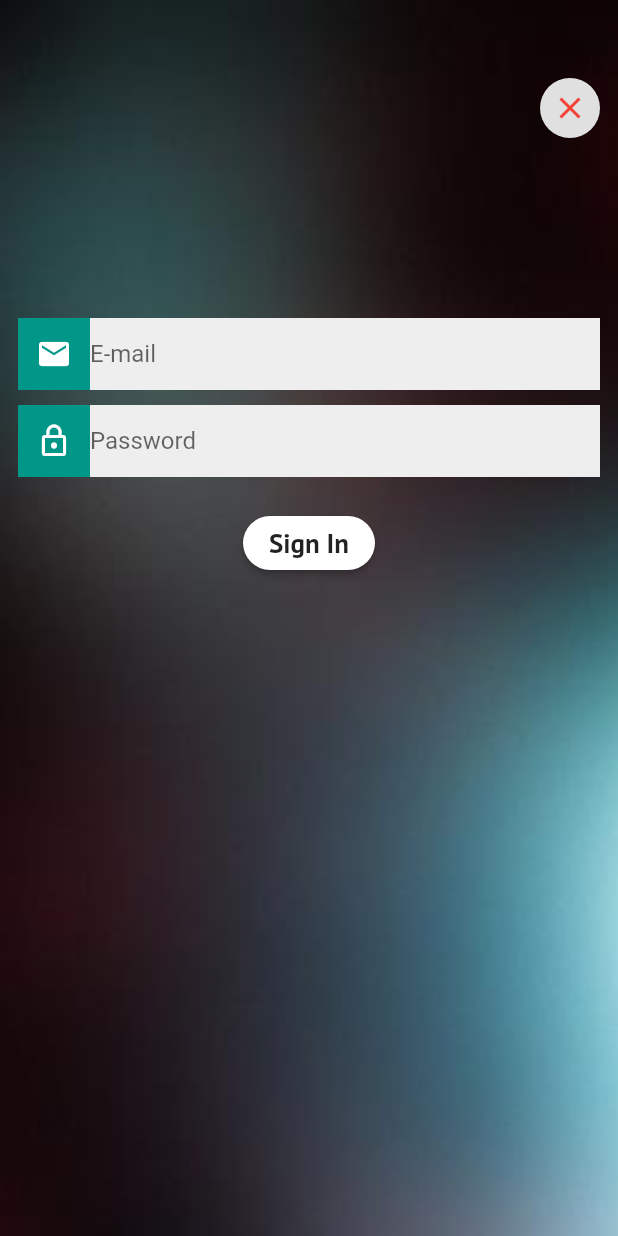
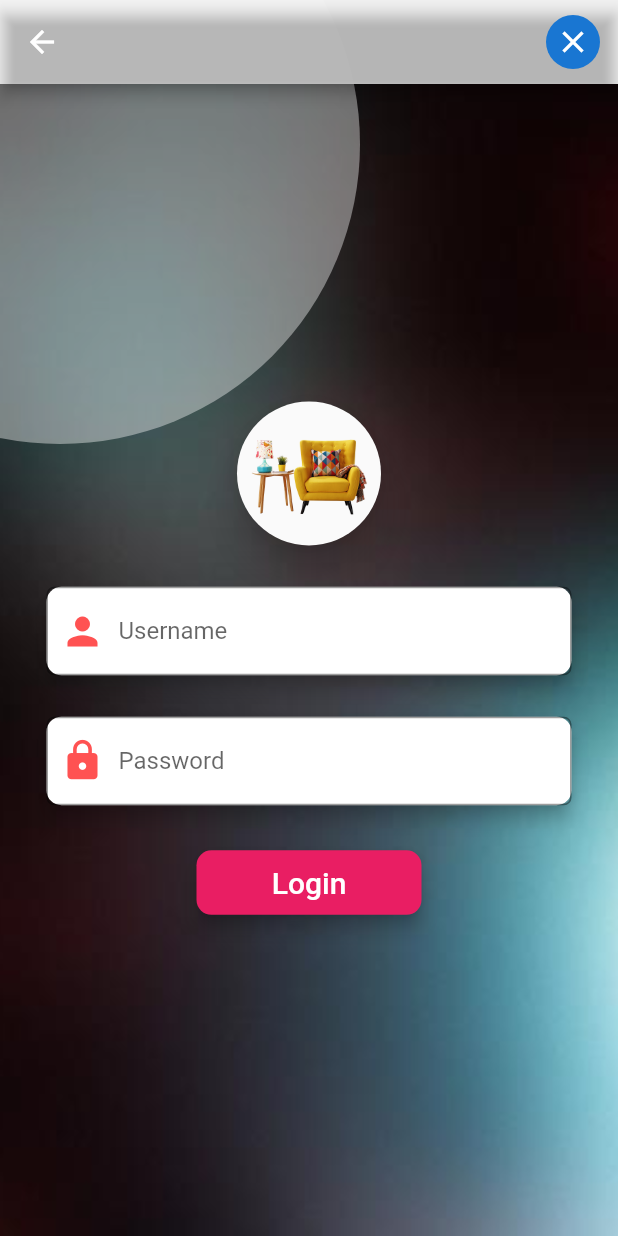
Before and after one commit to ishaileshmishra/flutter-ecommerce-app, a Flutter app: the LoginScreen screen opened directly, on a phone screen of 412 x 824 dp. Run offline on Flutter 3.47's test engine with Material 2 defaults, Android fonts, the phone set to English and light mode, and no system bars; our stand-ins replace flutter_rating_bar, google_fonts.

Commit message:
login ui complete

```diff
--- /dev/null
+++ b/lib/src/utils/custom_input_field.dart
@@ -0,0 +1,36 @@
+import 'package:flutter/material.dart';
+
+class CustomInputField extends StatelessWidget {
+  final Icon fieldIcon;
+  final String hintText;
+
+  CustomInputField(this.fieldIcon, this.hintText);
+
+  @override
+  Widget build(BuildContext context) {
+    return Container(
+      width: 350,
+      //height: 50,
+      child: Material(
+        elevation: 5.0,
+        borderRadius: BorderRadius.all(Radius.circular(10.0)),
+        color: Colors.white,
+        child: Container(
+          child: TextFormField(
+            decoration: InputDecoration(
+              hintText: hintText,
+              prefixIcon: fieldIcon,
+              border: OutlineInputBorder(
+                borderRadius: BorderRadius.circular(5.0),
+                borderSide: BorderSide(
+                  color: Colors.amber,
+                  style: BorderStyle.solid,
+                ),
+              ),
+            ),
+          ),
+        ),
+      ),
+    );
+  }
+}
--- a/lib/src/view/login_page.dart
+++ /dev/null
@@ -1,13 +0,0 @@
-import 'package:flutter/material.dart';
-
-class LoginScreen extends StatefulWidget {
-  @override
-  _LoginScreenState createState() => _LoginScreenState();
-}
-
-class _LoginScreenState extends State<LoginScreen> {
-  @override
-  Widget build(BuildContext context) {
-    return Container();
-  }
-}
--- a/lib/src/view/login_screen.dart
+++ b/lib/src/view/login_screen.dart
@@ -1,7 +1,7 @@
 import 'package:flutter/cupertino.dart';
 import 'package:flutter/material.dart';
 import 'package:flutter/widgets.dart';
-import 'package:jin_ecomm/src/utils/text_util.dart';
+import 'package:jin_ecomm/src/utils/custom_input_field.dart';
 
 class LoginScreen extends StatefulWidget {
   @override
@@ -11,140 +11,100 @@ class LoginScreen extends StatefulWidget {
 class _LoginScreenState extends State<LoginScreen> {
   @override
   Widget build(BuildContext context) {
+    final deviceHeight = MediaQuery.of(context).size.height;
+    final deviceWidth = MediaQuery.of(context).size.width;
+
     return Scaffold(
-      /*appBar: AppBar(
-        title: Text("Login", style: mediumText,),
+      appBar: AppBar(
         backgroundColor: Colors.transparent,
-        elevation: 0.0,
-        centerTitle: true,
-        leading: Padding(
-          padding: EdgeInsets.only(left: 10),
+        actions: [
+          Padding(
+            padding: EdgeInsets.all(10),
             child: CircleAvatar(
-            backgroundColor: Colors.teal,
-            child: Icon(
-                Icons.arrow_back_ios
+              child: Icon(Icons.close),
             ),
+          )
+        ],
       ),
-        ),
-      ),*/
       body: Container(
-          child: Container(
-        alignment: Alignment.center,
-        padding: EdgeInsets.all(12),
+        height: deviceHeight,
+        width: deviceWidth,
         decoration: BoxDecoration(
           image: DecorationImage(
             image: AssetImage("assets/images/wall.jpg"),
             fit: BoxFit.cover,
           ),
         ),
-        //child: buildCloseContainer(context),
-
+        child: Stack(
+          children: <Widget>[
+            Align(
+              alignment: Alignment.bottomRight,
+              widthFactor: 0.6,
+              heightFactor: 0.6,
+              child: Material(
+                borderRadius: BorderRadius.all(Radius.circular(200)),
+                color: Color.fromRGBO(255, 255, 255, 0.4),
+                child: Container(
+                  width: 400,
+                  height: 400,
+                ),
+              ),
+            ),
+            Center(
+              child: Container(
+                width: 500,
+                height: 400,
                 child: Column(
-          //mainAxisAlignment: MainAxisAlignment.spaceAround,
-          children: [
-            buildCloseContainer(context),
-            SizedBox(
-              height: 120,
+                  mainAxisAlignment: MainAxisAlignment.spaceEvenly,
+                  children: <Widget>[
+                    Material(
+                        elevation: 10.0,
+                        borderRadius: BorderRadius.all(Radius.circular(50.0)),
+                        child: Padding(
+                          padding: const EdgeInsets.all(8.0),
+                          child: Image.asset(
+                            'assets/images/sofa.png',
+                            width: 80,
+                            height: 80,
                           ),
-            TextFormField(
-              keyboardType: TextInputType.text,
-              autofocus: false,
-              style: new TextStyle(
-                  fontWeight: FontWeight.normal, color: Colors.white),
-              decoration: new InputDecoration(
-                  contentPadding:
-                      new EdgeInsets.symmetric(vertical: 5.0, horizontal: 8.0),
-                  labelText: "E-mail",
-                  fillColor: Colors.grey.shade200,
-                  prefixIcon: Container(
-                      color: Colors.teal,
-                      child: Icon(
-                        Icons.email,
-                        color: Colors.white,
                         )),
-                  border: new OutlineInputBorder(
-                      borderRadius: new BorderRadius.circular(8.0),
-                      gapPadding: 12),
-                  enabledBorder: InputBorder.none,
-                  filled: true),
-              validator: (val) {
-                if (val.length == 0) {
-                  return "E-mail field cannot be empty";
-                } else {
-                  return null;
-                }
+                    CustomInputField(
+                      Icon(
+                        Icons.person,
+                        color: Colors.redAccent,
+                        size: 30,
+                      ),
+                      'Username',
+                    ),
+                    CustomInputField(
+                        Icon(Icons.lock, color: Colors.redAccent, size: 30),
+                        'Password'),
+                    Container(
+                      width: 150,
+                      child: RaisedButton(
+                        onPressed: () {
+                          print('Tapped');
                         },
+                        elevation: 5,
+                        padding: EdgeInsets.all(10),
+                        color: Colors.pink,
+                        textColor: Colors.white,
+                        shape: RoundedRectangleBorder(
+                            borderRadius:
+                                BorderRadius.all(Radius.circular(10.0))),
+                        child: Text(
+                          'Login',
+                          style: TextStyle(fontSize: 20.0),
                         ),
-            SizedBox(
-              height: 10,
                       ),
-            TextFormField(
-              keyboardType: TextInputType.text,
-              autofocus: false,
-              style: new TextStyle(
-                  fontWeight: FontWeight.normal, color: Colors.white),
-              decoration: new InputDecoration(
-                  contentPadding:
-                      new EdgeInsets.symmetric(vertical: 5.0, horizontal: 8.0),
-                  labelText: "Password",
-                  fillColor: Colors.grey.shade200,
-                  prefixIcon: Container(
-                      color: Colors.teal,
-                      child: Icon(
-                        Icons.lock_outline,
-                        color: Colors.white,
-                      )),
-                  border: new OutlineInputBorder(
-                      borderRadius: new BorderRadius.circular(8.0),
-                      gapPadding: 12),
-                  enabledBorder: InputBorder.none,
-                  filled: true),
-              validator: (val) {
-                if (val.length == 0) {
-                  return "Password field cannot be empty";
-                } else {
-                  return null;
-                }
-              },
+                    )
+                  ],
                 ),
-
-            SizedBox(
-              height: 20,
-            ),
-            RaisedButton(
-              shape: RoundedRectangleBorder(
-                borderRadius: BorderRadius.circular(18.0),
-              ),
-              onPressed: () => {
-              },
-              color: Colors.white,
-              child: Text(
-                "Sign In",
-                style: mediumText,
               ),
             ),
           ],
-        ),
-      )),
-    );
-  }
-
-  Container buildCloseContainer(BuildContext context) {
-    return Container(
-      margin: EdgeInsets.only(top: 40),
-      alignment: Alignment.topRight,
-      child: CircleAvatar(
-        backgroundColor: Colors.grey.shade300,
-        child: GestureDetector(
-          onTap: () => {Navigator.pop(context)},
-          child: Icon(
-            Icons.close,
-            color: Colors.red,
-          ),
         ),
       ),
     );
   }
 }
-
-class EmailWidget {}
```
Also changed, not shown: 5 other files. Lines whose indentation alone changed are shown as unchanged.
